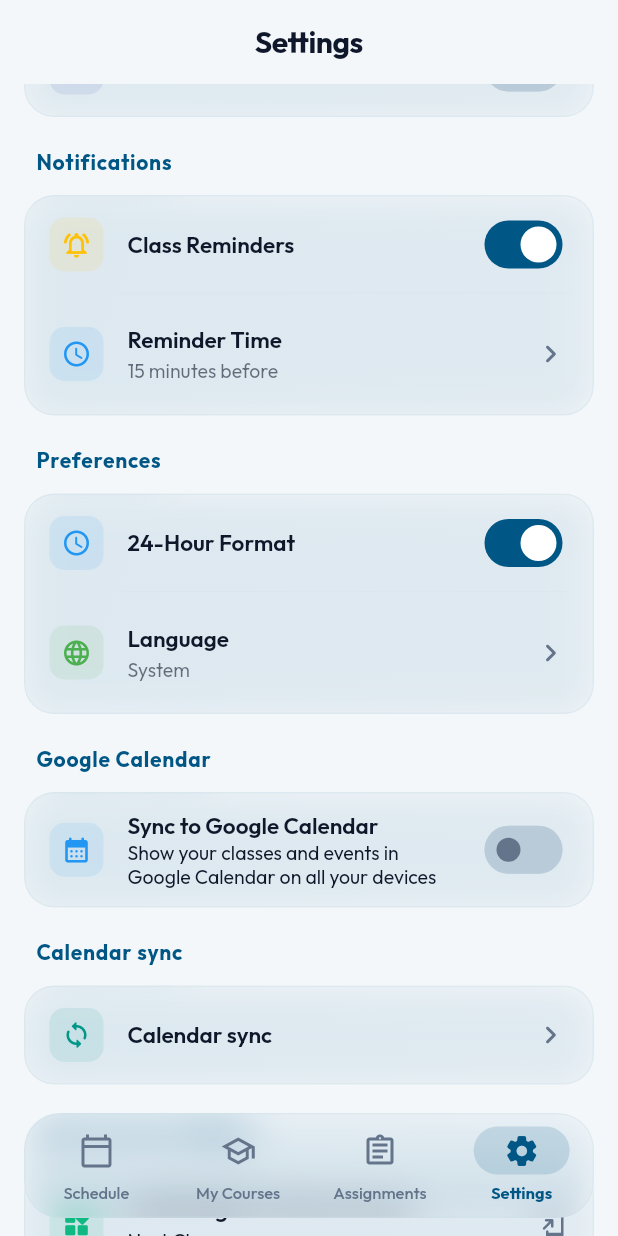
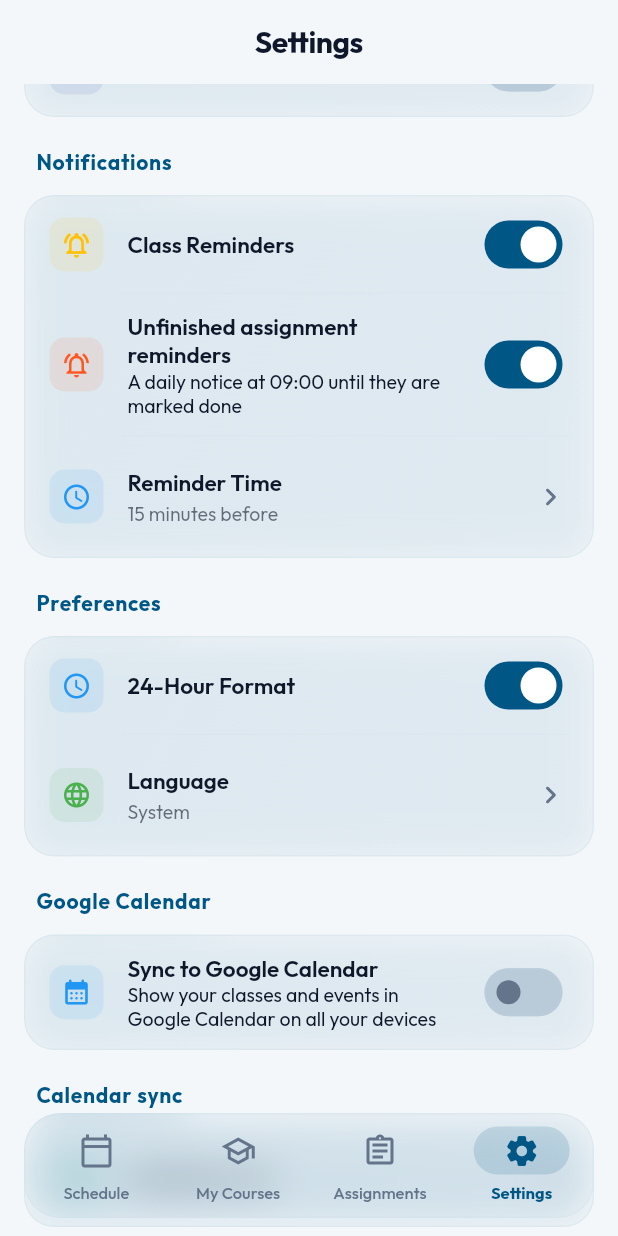
Before and after one commit to RoeeIlouz/ROCIs-Schedule, a Flutter app: the screen it shows after launch, item 4 of the bottom bar chosen, scrolled down 576 dp, on a phone screen of 412 x 824 dp. Run offline on Flutter 3.47's test engine with Material 3 defaults, Android fonts, the phone set to English and light mode, and no system bars; drawn by our look-alikes of dynamic_color; our stand-ins replace cloud_firestore, file_picker, firebase_auth, firebase_core, flutter_local_notifications, flutter_secure_storage and 13 more; missing offline and left inert: flutter_inappwebview, google_mlkit_text_recognition, home_widget, mobile_scanner, saf, shorebird_code_push and 1 more; accounts and stored records are empty.

Commit message:
feat(schedule): daily reminder for unfinished assignments (Patch 2 on 0.0.10+20)
Co-Authored-By: Claude Sonnet 5.5 <noreply@anthropic.com>
Claude-Session: https://claude.ai/code/session_01S7Zr8K3TbeL6p7T8dF4Qm5

```diff
--- /dev/null
+++ b/lib/features/assignments/assignment_reminder_service.dart
@@ -0,0 +1,167 @@
+import 'dart:async';
+import 'dart:ui' show Locale, PlatformDispatcher;
+
+import 'package:rocis_schedule/shared/l10n/app_localizations.dart';
+import 'package:rocis_schedule/shared/models/assignment_model.dart';
+import 'package:rocis_schedule/shared/services/notification_service.dart';
+
+/// One scheduled "you still have unfinished assignments" notice.
+class AssignmentReminder {
+  final int id;
+  final DateTime when;
+  final String title;
+  final String body;
+
+  const AssignmentReminder({
+    required this.id,
+    required this.when,
+    required this.title,
+    required this.body,
+  });
+}
+
+/// Plans and schedules the daily unfinished-assignments reminder.
+///
+/// Notifications can't recompute their text, so a rolling window of one
+/// notice per day is scheduled and rebuilt whenever the assignments, the
+/// setting or the language change (and on every app start).
+class AssignmentReminderService {
+  /// How many days ahead are scheduled.
+  static const int windowDays = 14;
+
+  /// Local time of day the reminder fires.
+  static const int hour = 9;
+
+  /// Notification ids used by the window: base .. base + windowDays - 1.
+  static const int idBase = 7300000;
+
+  String? _lastSignature;
+  List<Assignment> _lastAssignments = const [];
+  bool _lastEnabled = false;
+  Locale? _lastLocale;
+
+  /// The reminders for [pending] assignments, one per day from [now].
+  /// Finished assignments never remind; overdue ones keep reminding.
+  static List<AssignmentReminder> plan({
+    required List<Assignment> assignments,
+    required DateTime now,
+    required String Function(String key) translate,
+  }) {
+    final pending = assignments.where((a) => !a.isCompleted).toList()
+      ..sort((a, b) => a.dueDate.compareTo(b.dueDate));
+    if (pending.isEmpty) return const [];
+
+    String fill(String key, Map<String, String> values) {
+      var text = translate(key);
+      values.forEach((k, v) => text = text.replaceAll('{$k}', v));
+      return text;
+    }
+
+    final plans = <AssignmentReminder>[];
+    final today = DateTime(now.year, now.month, now.day);
+    for (var i = 0; i < windowDays; i++) {
+      final day = DateTime(today.year, today.month, today.day + i);
+      final when = DateTime(day.year, day.month, day.day, hour);
+      if (!when.isAfter(now)) continue;
+
+      final next = pending.first;
+      final dueDay = DateTime(
+        next.dueDate.year,
+        next.dueDate.month,
+        next.dueDate.day,
+      );
+      final daysLeft = dueDay.difference(day).inDays;
+
+      final String due;
+      if (daysLeft < 0) {
+        due = fill('assignment_reminder_overdue', {'title': next.title});
+      } else if (daysLeft == 0) {
+        due = fill('assignment_reminder_today', {'title': next.title});
+      } else if (daysLeft == 1) {
+        due = fill('assignment_reminder_tomorrow', {'title': next.title});
+      } else {
+        due = fill('assignment_reminder_in_days', {
+          'title': next.title,
+          'days': '$daysLeft',
+        });
+      }
+
+      final more = pending.length - 1;
+      plans.add(
+        AssignmentReminder(
+          id: idBase + i,
+          when: when,
+          title: pending.length == 1
+              ? translate('assignment_reminder_title_one')
+              : fill('assignment_reminder_title', {
+                  'count': '${pending.length}',
+                }),
+          body: more > 0
+              ? '$due  ${fill('assignment_reminder_more', {'count': '$more'})}'
+              : due,
+        ),
+      );
+    }
+    return plans;
+  }
+
+  /// Rebuilds the schedule. [enabled] false (or nothing pending) clears it.
+  Future<void> sync({
+    required List<Assignment> assignments,
+    required bool enabled,
+    Locale? locale,
+  }) async {
+    _lastAssignments = assignments;
+    _lastEnabled = enabled;
+    _lastLocale = locale;
+    final l10n = AppLocalizations(_supported(locale));
+    final plans = enabled
+        ? plan(
+            assignments: assignments,
+            now: DateTime.now(),
+            translate: l10n.translate,
+          )
+        : const <AssignmentReminder>[];
+
+    // Skip the work (and the notification churn) when nothing changed today.
+    final today = DateTime.now();
+    final signature =
+        '${today.year}-${today.month}-${today.day}|'
+        '${plans.map((p) => '${p.id}${p.title}${p.body}').join('|')}';
+    if (signature == _lastSignature) return;
+    _lastSignature = signature;
+
+    final notifications = NotificationService();
+    for (var i = 0; i < windowDays; i++) {
+      await notifications.cancelReminder(idBase + i);
+    }
+    for (final p in plans) {
+      await notifications.scheduleAssignmentDigest(
+        id: p.id,
+        title: p.title,
+        body: p.body,
+        when: p.when,
+      );
+    }
+  }
+
+  /// Schedules again from the last inputs, e.g. after something cleared every
+  /// notification.
+  Future<void> resync() {
+    _lastSignature = null;
+    return sync(
+      assignments: _lastAssignments,
+      enabled: _lastEnabled,
+      locale: _lastLocale,
+    );
+  }
+
+  /// The app language, or the device language when it is on automatic.
+  static Locale _supported(Locale? chosen) {
+    final locale = chosen ?? PlatformDispatcher.instance.locale;
+    for (final s in AppLocalizations.supportedLocales) {
+      if (s.languageCode == locale.languageCode) return s;
+    }
+    return const Locale('en', '');
+  }
+}
--- a/lib/features/profile/settings_screen.dart
+++ b/lib/features/profile/settings_screen.dart
@@ -11,6 +11,7 @@ import 'package:go_router/go_router.dart';
 import 'package:rocis_schedule/features/courses/course_provider.dart';
 import 'package:rocis_schedule/shared/services/sync_service.dart';
 import 'package:rocis_schedule/shared/services/notification_service.dart';
+import 'package:rocis_schedule/features/assignments/assignment_reminder_service.dart';
 import 'package:rocis_schedule/shared/services/cross_app_bridge_service.dart';
 import 'package:rocis_schedule/shared/services/ics_import_service.dart';
 import 'package:rocis_schedule/shared/widgets/ics_import_dialog.dart';
@@ -331,7 +332,25 @@ class SettingsScreen extends StatelessWidget {
                   await themeProvider.setEnableReminders(v);
                   if (!v) {
                     await NotificationService().cancelAll();
+                    // cancelAll also clears the assignment notices.
+                    if (context.mounted) {
+                      await context.read<AssignmentReminderService>().resync();
+                    }
                   }
+                },
+              ),
+              SwitchListTile(
+                secondary: _buildLeadingIcon(
+                  context,
+                  Icons.notifications_active_outlined,
+                  Colors.deepOrange,
+                ),
+                title: Text(l10n.translate('assignment_reminders')),
+                subtitle: Text(l10n.translate('assignment_reminders_desc')),
+                value: themeProvider.assignmentReminders,
+                onChanged: (v) async {
+                  await themeProvider.setAssignmentReminders(v);
+                  if (v) await NotificationService().requestPermission();
                 },
               ),
               if (themeProvider.enableReminders)
--- a/lib/main.dart
+++ b/lib/main.dart
@@ -1,3 +1,4 @@
+import 'dart:async';
 import 'package:flutter/foundation.dart';
 import 'package:flutter/material.dart';
 import 'package:dynamic_color/dynamic_color.dart';
@@ -11,6 +12,7 @@ import 'package:rocis_schedule/shared/theme/theme_provider.dart';
 import 'package:rocis_schedule/shared/router.dart';
 import 'package:rocis_schedule/features/auth/auth_service.dart';
 import 'package:rocis_schedule/features/courses/course_provider.dart';
+import 'package:rocis_schedule/features/assignments/assignment_reminder_service.dart';
 import 'package:rocis_schedule/features/assignments/assignment_provider.dart';
 import 'package:rocis_schedule/features/tasks/synced_tasks_provider.dart';
 import 'package:rocis_schedule/shared/services/firestore_service.dart';
@@ -84,6 +86,26 @@ class MyApp extends StatelessWidget {
             final uid = auth.effectiveUserId;
             if (previous != null && previous.uid == uid) return previous;
             return AssignmentProvider(uid)..loadAssignments();
+          },
+        ),
+        // Keeps the daily unfinished-assignments notices in step with the data.
+        ProxyProvider2<
+          AssignmentProvider,
+          ThemeProvider,
+          AssignmentReminderService
+        >(
+          lazy: false,
+          create: (_) => AssignmentReminderService(),
+          update: (_, assignments, theme, service) {
+            final s = service ?? AssignmentReminderService();
+            unawaited(
+              s.sync(
+                assignments: assignments.assignments,
+                enabled: theme.assignmentReminders,
+                locale: theme.locale,
+              ),
+            );
+            return s;
           },
         ),
         ChangeNotifierProxyProvider<AuthService, SyncedTasksProvider>(
--- a/lib/shared/l10n/app_localizations.dart
+++ b/lib/shared/l10n/app_localizations.dart
@@ -260,6 +260,15 @@ class AppLocalizations {
       'attachment_unavailable': 'Attachment is not available offline',
       'attachments_guest_warning': 'You\'re using ROCIs Schedule as a guest. Files stay on this device only and won\'t sync or show up in ROCIs Tasks. Sign in to sync them.',
       'lecture_assignments': 'Assignments from this lecture',
+      'assignment_reminders': 'Unfinished assignment reminders',
+      'assignment_reminders_desc': 'A daily notice at 09:00 until they are marked done',
+      'assignment_reminder_title': '{count} unfinished assignments',
+      'assignment_reminder_title_one': '1 unfinished assignment',
+      'assignment_reminder_overdue': '{title} is overdue',
+      'assignment_reminder_today': '{title} is due today',
+      'assignment_reminder_tomorrow': '{title} is due tomorrow',
+      'assignment_reminder_in_days': '{title} is due in {days} days',
+      'assignment_reminder_more': '(+{count} more)',
       'high': 'High',
       'medium': 'Medium',
       'low': 'Low',
@@ -727,6 +736,15 @@ class AppLocalizations {
       'attachment_unavailable': 'הקובץ אינו זמין במצב לא מקוון',
       'attachments_guest_warning': 'אתם משתמשים ב-ROCIs Schedule כאורחים. הקבצים נשמרים במכשיר זה בלבד ולא יסונכרנו או יופיעו ב-ROCIs Tasks. התחברו כדי לסנכרן אותם.',
       'lecture_assignments': 'מטלות מהרצאה זו',
+      'assignment_reminders': 'תזכורות על מטלות שלא הושלמו',
+      'assignment_reminders_desc': 'הודעה יומית ב-09:00 עד שמסמנים אותן כהושלמו',
+      'assignment_reminder_title': '{count} מטלות שלא הושלמו',
+      'assignment_reminder_title_one': 'מטלה אחת שלא הושלמה',
+      'assignment_reminder_overdue': '{title} באיחור',
+      'assignment_reminder_today': '{title} להיום',
+      'assignment_reminder_tomorrow': '{title} למחר',
+      'assignment_reminder_in_days': '{title} בעוד {days} ימים',
+      'assignment_reminder_more': '(ועוד {count})',
       'high': 'גבוהה',
       'medium': 'בינונית',
       'low': 'נמוכה',
@@ -1197,6 +1215,15 @@ class AppLocalizations {
       'attachment_unavailable': 'El adjunto no está disponible sin conexión',
       'attachments_guest_warning': 'Estás usando ROCIs Schedule como invitado. Los archivos se quedan solo en este dispositivo y no se sincronizan ni aparecen en ROCIs Tasks. Inicia sesión para sincronizarlos.',
       'lecture_assignments': 'Tareas de esta clase',
+      'assignment_reminders': 'Recordatorios de tareas sin terminar',
+      'assignment_reminders_desc': 'Un aviso diario a las 09:00 hasta marcarlas como hechas',
+      'assignment_reminder_title': '{count} tareas sin terminar',
+      'assignment_reminder_title_one': '1 tarea sin terminar',
+      'assignment_reminder_overdue': '{title} está atrasada',
+      'assignment_reminder_today': '{title} vence hoy',
+      'assignment_reminder_tomorrow': '{title} vence mañana',
+      'assignment_reminder_in_days': '{title} vence en {days} días',
+      'assignment_reminder_more': '(+{count} más)',
       'high': 'Alta',
       'medium': 'Media',
       'low': 'Baja',
@@ -1679,6 +1706,15 @@ class AppLocalizations {
       'attachment_unavailable': 'Anhang ist offline nicht verfügbar',
       'attachments_guest_warning': 'Du nutzt ROCIs Schedule als Gast. Dateien bleiben nur auf diesem Gerät und werden weder synchronisiert noch in ROCIs Tasks angezeigt. Melde dich an, um sie zu synchronisieren.',
       'lecture_assignments': 'Aufgaben aus dieser Vorlesung',
+      'assignment_reminders': 'Erinnerungen an offene Aufgaben',
+      'assignment_reminders_desc': 'Täglich um 09:00, bis sie als erledigt markiert sind',
+      'assignment_reminder_title': '{count} offene Aufgaben',
+      'assignment_reminder_title_one': '1 offene Aufgabe',
+      'assignment_reminder_overdue': '{title} ist überfällig',
+      'assignment_reminder_today': '{title} ist heute fällig',
+      'assignment_reminder_tomorrow': '{title} ist morgen fällig',
+      'assignment_reminder_in_days': '{title} ist in {days} Tagen fällig',
+      'assignment_reminder_more': '(+{count} weitere)',
       'high': 'Hoch',
       'medium': 'Mittel',
       'low': 'Niedrig',
@@ -2160,6 +2196,15 @@ class AppLocalizations {
       'attachment_unavailable': 'La pièce jointe n\'est pas disponible hors ligne',
       'attachments_guest_warning': 'Vous utilisez ROCIs Schedule en invité. Les fichiers restent uniquement sur cet appareil et ne sont ni synchronisés ni visibles dans ROCIs Tasks. Connectez-vous pour les synchroniser.',
       'lecture_assignments': 'Devoirs de ce cours',
+      'assignment_reminders': 'Rappels des devoirs non terminés',
+      'assignment_reminders_desc': 'Un rappel quotidien à 09:00 jusqu\'à ce qu\'ils soient terminés',
+      'assignment_reminder_title': '{count} devoirs non terminés',
+      'assignment_reminder_title_one': '1 devoir non terminé',
+      'assignment_reminder_overdue': '{title} est en retard',
+      'assignment_reminder_today': '{title} est à rendre aujourd\'hui',
+      'assignment_reminder_tomorrow': '{title} est à rendre demain',
+      'assignment_reminder_in_days': '{title} est à rendre dans {days} jours',
+      'assignment_reminder_more': '(+{count} autres)',
       'high': 'Haute',
       'medium': 'Moyenne',
       'low': 'Basse',
@@ -2634,6 +2679,15 @@ class AppLocalizations {
       'attachment_unavailable': 'المرفق غير متاح دون اتصال',
       'attachments_guest_warning': 'أنت تستخدم ROCIs Schedule كضيف. تبقى الملفات على هذا الجهاز فقط ولن تتم مزامنتها أو تظهر في ROCIs Tasks. سجّل الدخول لمزامنتها.',
       'lecture_assignments': 'واجبات هذه المحاضرة',
+      'assignment_reminders': 'تذكيرات الواجبات غير المكتملة',
+      'assignment_reminders_desc': 'إشعار يومي الساعة 09:00 حتى يتم تحديدها كمكتملة',
+      'assignment_reminder_title': '{count} واجبات غير مكتملة',
+      'assignment_reminder_title_one': 'واجب واحد غير مكتمل',
+      'assignment_reminder_overdue': '{title} متأخر',
+      'assignment_reminder_today': '{title} موعده اليوم',
+      'assignment_reminder_tomorrow': '{title} موعده غداً',
+      'assignment_reminder_in_days': '{title} موعده بعد {days} أيام',
+      'assignment_reminder_more': '(+{count} أخرى)',
       'high': 'عالية',
       'medium': 'متوسطة',
       'low': 'منخفضة',
@@ -3105,6 +3159,15 @@ class AppLocalizations {
       'attachment_unavailable': 'अटैचमेंट ऑफ़लाइन उपलब्ध नहीं है',
       'attachments_guest_warning': 'आप ROCIs Schedule को अतिथि के रूप में उपयोग कर रहे हैं। फ़ाइलें केवल इसी डिवाइस पर रहेंगी और सिंक नहीं होंगी या ROCIs Tasks में नहीं दिखेंगी। सिंक करने के लिए साइन इन करें।',
       'lecture_assignments': 'इस लेक्चर के असाइनमेंट',
+      'assignment_reminders': 'अधूरे असाइनमेंट के रिमाइंडर',
+      'assignment_reminders_desc': 'पूरा चिह्नित होने तक रोज़ 09:00 बजे सूचना',
+      'assignment_reminder_title': '{count} अधूरे असाइनमेंट',
+      'assignment_reminder_title_one': '1 अधूरा असाइनमेंट',
+      'assignment_reminder_overdue': '{title} की समय सीमा निकल चुकी है',
+      'assignment_reminder_today': '{title} आज देय है',
+      'assignment_reminder_tomorrow': '{title} कल देय है',
+      'assignment_reminder_in_days': '{title} {days} दिनों में देय है',
+      'assignment_reminder_more': '(+{count} और)',
       'high': 'उच्च',
       'medium': 'मध्यम',
       'low': 'निम्न',
@@ -3586,6 +3649,15 @@ class AppLocalizations {
       'attachment_unavailable': 'Bilagan är inte tillgänglig offline',
       'attachments_guest_warning': 'Du använder ROCIs Schedule som gäst. Filer finns bara på den här enheten och synkas inte eller visas i ROCIs Tasks. Logga in för att synka dem.',
       'lecture_assignments': 'Uppgifter från den här föreläsningen',
+      'assignment_reminders': 'Påminnelser om ogjorda uppgifter',
+      'assignment_reminders_desc': 'En daglig avisering kl. 09:00 tills de är markerade som klara',
+      'assignment_reminder_title': '{count} ogjorda uppgifter',
+      'assignment_reminder_title_one': '1 ogjord uppgift',
+      'assignment_reminder_overdue': '{title} är försenad',
+      'assignment_reminder_today': '{title} ska lämnas in idag',
+      'assignment_reminder_tomorrow': '{title} ska lämnas in imorgon',
+      'assignment_reminder_in_days': '{title} ska lämnas in om {days} dagar',
+      'assignment_reminder_more': '(+{count} till)',
       'high': 'Hög',
       'medium': 'Medel',
       'low': 'Låg',
--- a/lib/shared/theme/theme_provider.dart
+++ b/lib/shared/theme/theme_provider.dart
@@ -26,6 +26,7 @@ class ThemeProvider extends ChangeNotifier {
   static const String _keyLocale = 'locale';
   static const String _keyUse24HourFormat = 'use_24_hour_format';
   static const String _keyEnableReminders = 'enable_reminders';
+  static const String _keyAssignmentReminders = 'enable_assignment_reminders';
   static const String _keyCustomSeedColor = 'custom_seed_color';
   static const String _keyReminderLeadMinutes = 'reminder_lead_minutes';
   static const String _keyEnableTasksIntegration = 'beta_tasks_integration';
@@ -107,6 +108,7 @@ class ThemeProvider extends ChangeNotifier {
   Locale? _locale;
   bool _use24HourFormat = true;
   bool _enableReminders = true;
+  bool _assignmentReminders = true;
   Color _customSeedColor = brandSeed;
   int _reminderLeadMinutes = 15;
   bool _enableTasksIntegration = false;
@@ -120,6 +122,7 @@ class ThemeProvider extends ChangeNotifier {
   Locale? get locale => _locale;
   bool get use24HourFormat => _use24HourFormat;
   bool get enableReminders => _enableReminders;
+  bool get assignmentReminders => _assignmentReminders;
   Color get customSeedColor => _customSeedColor;
   int get reminderLeadMinutes => _reminderLeadMinutes;
   bool get enableTasksIntegration => _enableTasksIntegration;
@@ -143,6 +146,7 @@ class ThemeProvider extends ChangeNotifier {
     _useGlassmorphism = prefs.getBool(_keyUseGlassmorphism) ?? true;
     _use24HourFormat = prefs.getBool(_keyUse24HourFormat) ?? true;
     _enableReminders = prefs.getBool(_keyEnableReminders) ?? true;
+    _assignmentReminders = prefs.getBool(_keyAssignmentReminders) ?? true;
 
     final colorVal = prefs.getInt(_keyCustomSeedColor);
     if (colorVal != null) {
@@ -256,6 +260,15 @@ class ThemeProvider extends ChangeNotifier {
     await prefs.setBool(_keyEnableReminders, value);
   }
 
+  Future<void> setAssignmentReminders(bool value) async {
+    if (_assignmentReminders == value) return;
+    _assignmentReminders = value;
+    notifyListeners();
+
+    final prefs = await SharedPreferences.getInstance();
+    await prefs.setBool(_keyAssignmentReminders, value);
+  }
+
   Future<void> setCustomSeedColor(Color color) async {
     if (_customSeedColor == color && !_useDynamicColor) return;
     _customSeedColor = color;
```
Also changed, not shown: lib/shared/services/notification_service.dart (+47 -0 lines), 3 other files.
